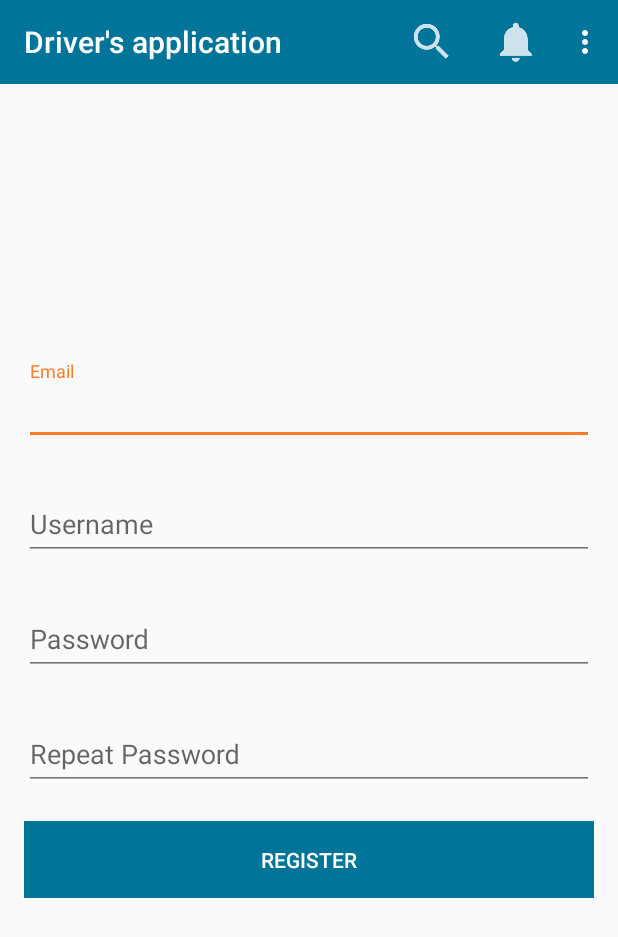
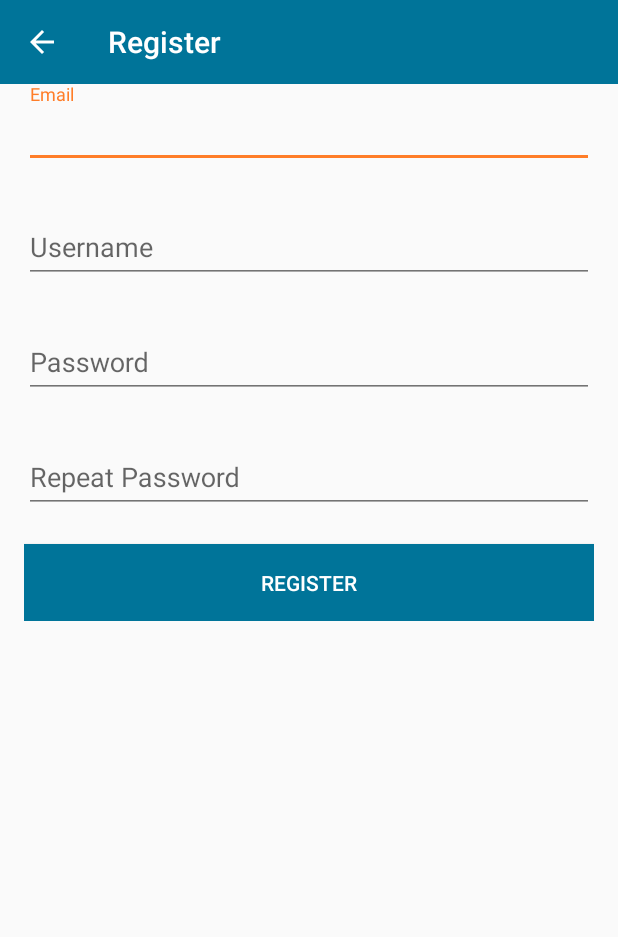
Before and after one commit to nikooiko/bus-tracker, an Android app: the RegisterActivity screen opened directly, with no data from a screen before it, on a phone screen of 412 x 824 dp. Shown: the top 937 px of the screen. Run offline under Robolectric (Android 15) with nearby library versions, the phone set to English and light mode, and no system bars; our stand-ins replace ButterKnife; libraries missing offline, so code that uses them is left out: com.strongloop.android; 1 statement that could not run was skipped.

Commit message:
[driver-app] Split actionBar into auth/unauth versions and disabled userArea back button.

```diff
--- a/mobile-apps/driver-app/app/src/main/java/gr/bus_tracker/driver_app/auth/RegisterActivity.java
+++ b/mobile-apps/driver-app/app/src/main/java/gr/bus_tracker/driver_app/auth/RegisterActivity.java
@@ -4,6 +4,7 @@ import android.app.ProgressDialog;
 import android.content.Intent;
 import android.os.Bundle;
 import android.support.design.widget.TextInputLayout;
+import android.support.v7.app.ActionBar;
 import android.support.v7.app.AlertDialog;
 import android.support.v7.app.AppCompatActivity;
 import android.widget.Button;
@@ -36,6 +37,7 @@ public class RegisterActivity extends BaseActivity {
 	@BindString(R.string.usernameError) String USERNAME_ERROR;
 	@BindString(R.string.passwordError) String PASSWORD_ERROR;
 	@BindString(R.string.repeatPasswordError) String REPEAT_PASSWORD_ERROR;
+	@BindString(R.string.registerTitle) String TITLE;
 
 	// Fields
 	@BindView(R.id.etEmailLayout) TextInputLayout etEmailLayout;
@@ -60,10 +62,6 @@ public class RegisterActivity extends BaseActivity {
 		super.onCreate(savedInstanceState);
 		ButterKnife.bind(this);
 
-		// get needed models
-		final DriverApplication app = (DriverApplication)getApplication();
-		appUserRepo = app.getAppUserRepository();
-
 		// enable error handlers to avoid layout changes.
 		etEmailLayout.setErrorEnabled(true);
 		etUsernameLayout.setErrorEnabled(true);
@@ -74,6 +72,11 @@ public class RegisterActivity extends BaseActivity {
 		progressDialog.setIndeterminate(true);
 		progressDialog.setMessage("Creating account...");
 		progressDialog.setCancelable(false);
+
+		// Update action bar
+		ActionBar actionBar = getSupportActionBar();
+		actionBar.setDisplayHomeAsUpEnabled(true);
+		actionBar.setTitle(TITLE);
 	}
 
 	@OnFocusChange(R.id.etEmail)
--- a/mobile-apps/driver-app/app/src/main/java/gr/bus_tracker/driver_app/core/BaseActivity.java
+++ b/mobile-apps/driver-app/app/src/main/java/gr/bus_tracker/driver_app/core/BaseActivity.java
@@ -7,20 +7,29 @@ import android.support.v7.widget.Toolbar;
 import android.view.Menu;
 import android.view.MenuItem;
 
+import gr.bus_tracker.driver_app.DriverApplication;
 import gr.bus_tracker.driver_app.R;
+import gr.bus_tracker.driver_app.models.AppUser;
+import gr.bus_tracker.driver_app.models.AppUserRepository;
 
 /**
  * Created by nick on 5/20/17.
  */
 
 public class BaseActivity extends AppCompatActivity {
+	// Repositories/Models
+	protected AppUserRepository appUserRepo;
+
+	// Properties
 	protected int layout;
 
+	// Constructors
 	public BaseActivity(int layout) {
 		super();
 		this.layout = layout;
 	}
 
+	// Methods
 	@Override
 	protected void onCreate(@Nullable Bundle savedInstanceState) {
 		super.onCreate(savedInstanceState);
@@ -28,12 +37,21 @@ public class BaseActivity extends AppCompatActivity {
 
 		Toolbar myToolbar = (Toolbar) findViewById(R.id.custom_action_bar);
 		setSupportActionBar(myToolbar);
+
+		// get needed models
+		final DriverApplication app = (DriverApplication)getApplication();
+		this.appUserRepo = app.getAppUserRepository();
 	}
 
 	@Override
 	public boolean onCreateOptionsMenu(Menu menu) {
-		// Inflate the menu; this adds items to the action bar if it is present.
-		getMenuInflater().inflate(R.menu.main_menu, menu);
+		AppUser currentUser = appUserRepo.getCachedCurrentUser();
+
+		if (currentUser != null) { // means logged in
+			getMenuInflater().inflate(R.menu.auth, menu);
+		} else { // no logged in user
+			getMenuInflater().inflate(R.menu.unauth, menu);
+		}
 		return true;
 	}
 
--- a/mobile-apps/driver-app/app/src/main/res/layout/activity_login.xml
+++ b/mobile-apps/driver-app/app/src/main/res/layout/activity_login.xml
@@ -6,12 +6,13 @@
     android:layout_height="fill_parent"
     tools:context="gr.bus_tracker.driver_app.auth.LoginActivity">
 
-    <include layout="@layout/main_toolbar" />
+    <include layout="@layout/main_toolbar"
+             android:id="@+id/include3"/>
 
     <ScrollView
         android:layout_width="match_parent"
         android:layout_height="wrap_content"
-        android:layout_centerVertical="true"
+        android:layout_below="@+id/include3"
         android:layout_alignParentStart="true">
 
         <LinearLayout
--- a/mobile-apps/driver-app/app/src/main/res/layout/activity_register.xml
+++ b/mobile-apps/driver-app/app/src/main/res/layout/activity_register.xml
@@ -7,19 +7,20 @@
     android:fitsSystemWindows="true"
     tools:context="gr.bus_tracker.driver_app.auth.RegisterActivity">
 
-    <include layout="@layout/main_toolbar" />
+    <include layout="@layout/main_toolbar"
+             android:id="@+id/include2"/>
 
     <ScrollView
         android:layout_width="match_parent"
         android:layout_height="wrap_content"
-        android:layout_centerVertical="true"
+        android:layout_below="@+id/include2"
         android:layout_alignParentStart="true">
 
         <LinearLayout
             android:orientation="vertical"
             android:layout_width="match_parent"
             android:layout_height="wrap_content"
-            android:paddingTop="16dp"
+            android:paddingTop="0dp"
             android:paddingLeft="16dp"
             android:paddingRight="16dp"
             android:descendantFocusability="beforeDescendants"
--- /dev/null
+++ b/mobile-apps/driver-app/app/src/main/res/menu/unauth.xml
@@ -0,0 +1,9 @@
+<?xml version="1.0" encoding="utf-8"?>
+<menu xmlns:android="http://schemas.android.com/apk/res/android"
+      xmlns:app="http://schemas.android.com/apk/res-auto"
+      xmlns:tools="http://schemas.android.com/tools"
+      android:layout_width="match_parent"
+      android:layout_height="match_parent"
+      tools:context=".BaseActivity">
+
+</menu>
--- a/mobile-apps/driver-app/app/src/main/res/values/strings.xml
+++ b/mobile-apps/driver-app/app/src/main/res/values/strings.xml
@@ -23,4 +23,7 @@
     <string name="exit">exit</string>
     <string name="action_search">search</string>
     <string name="action_notifications">notifications</string>
+    <string name="loginTittle">Login</string>
+    <string name="registerTitle">Register</string>
+    <string name="userAreaTitle">Home</string>
 </resources>
```
Also changed, not shown: mobile-apps/driver-app/app/src/main/java/gr/bus_tracker/driver_app/UserAreaActivity.java (+16 -4 lines), mobile-apps/driver-app/app/src/main/java/gr/bus_tracker/driver_app/auth/LoginActivity.java (+5 -7 lines), mobile-apps/driver-app/app/src/main/res/menu/main_actions.xml (deleted, +0 -15 lines), mobile-apps/driver-app/app/src/main/res/menu/auth.xml (renamed from mobile-apps/driver-app/app/src/main/res/menu/main_menu.xml).
